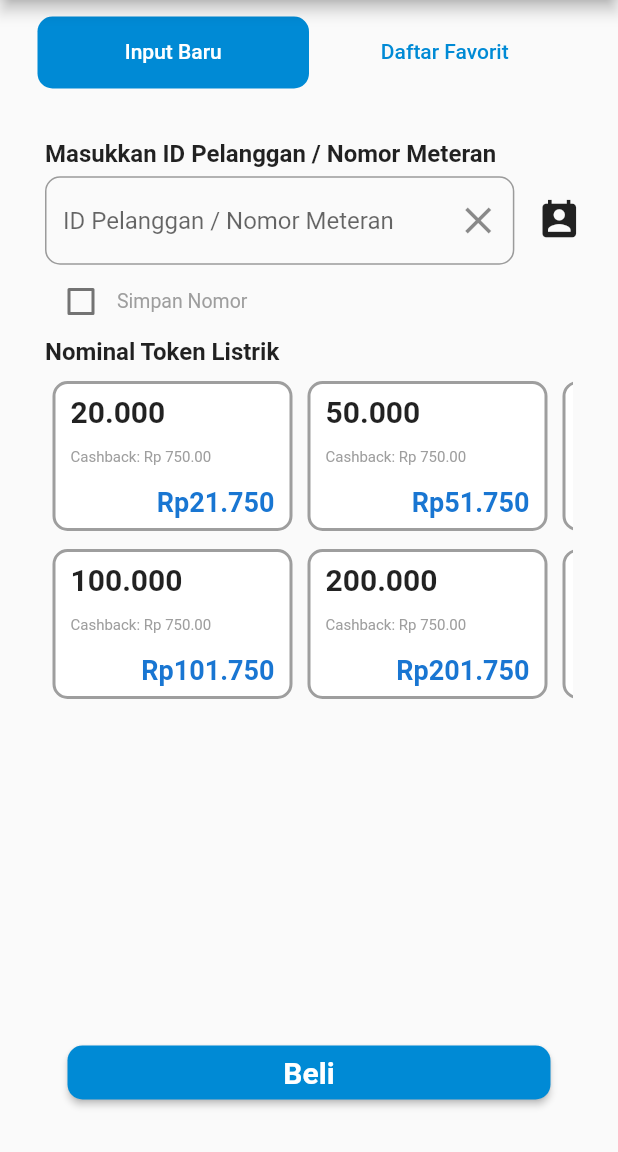
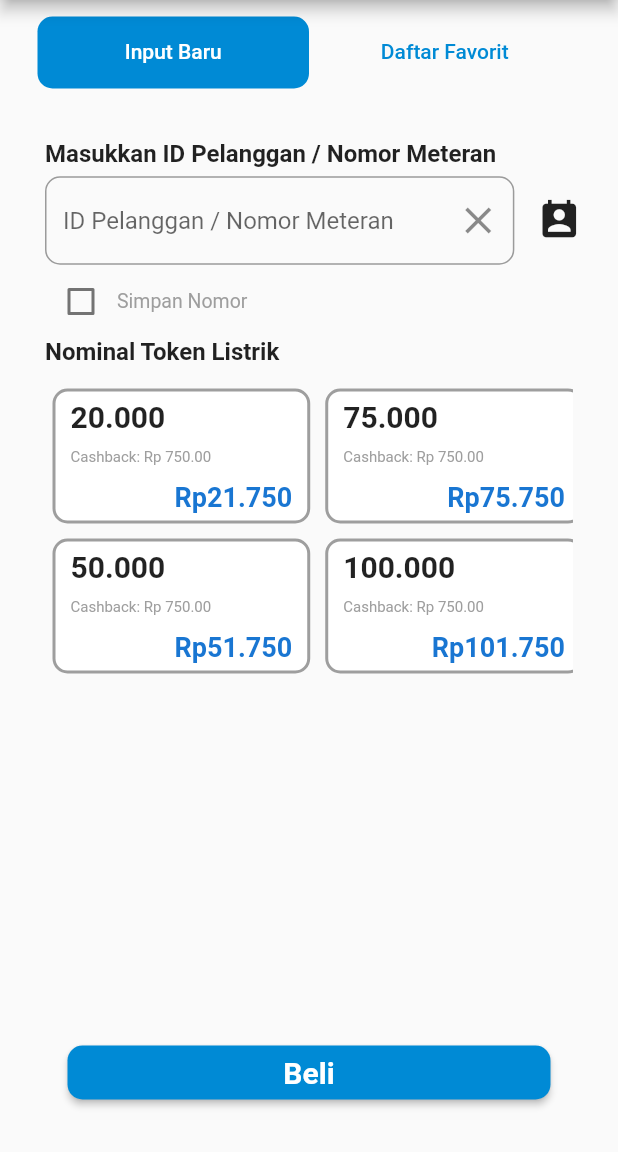
Before and after one commit to idhamramadito/robotbiru, a Flutter app: the TokenPage screen opened by its route, on a phone screen of 412 x 824 dp, the part 84-1236 px from its top. Run offline on Flutter 3.47's test engine with Material 2 defaults, Android fonts, the phone set to English and light mode, and no system bars; our stand-ins replace buttons_tabbar, pin_code_fields.

Commit message:
minor fix untuk nominal token listrik

```diff
--- a/homepage/lib/pages/dashboard_tabs/home/submenu/token_listrik/components/input_baru.dart
+++ b/homepage/lib/pages/dashboard_tabs/home/submenu/token_listrik/components/input_baru.dart
@@ -12,8 +12,18 @@ class InputBaru extends StatefulWidget {
 class _InputBaruState extends State<InputBaru> {
   bool rememberMe = false;
   String defvalue = "20.000";
-List boxAtas = [['20.000', 'Cashback: Rp 750.00', 'Rp21.750'], ['50.000', 'Cashback: Rp 750.00', 'Rp51.750'], ['75.000', 'Cashback: Rp 750.00', 'Rp75.750']];
-List boxBawah = [['100.000', 'Cashback: Rp 750.00', 'Rp101.750'], ['200.000', 'Cashback: Rp 750.00', 'Rp201.750'], ['500.000', 'Cashback: Rp 750.00', 'Rp501.750']];
+  List box = [
+    ['20.000', 'Cashback: Rp 750.00', 'Rp21.750'],
+    ['50.000', 'Cashback: Rp 750.00', 'Rp51.750'],
+    ['75.000', 'Cashback: Rp 750.00', 'Rp75.750'],
+    ['100.000', 'Cashback: Rp 750.00', 'Rp101.750'],
+    ['200.000', 'Cashback: Rp 750.00', 'Rp201.750'],
+    ['500.000', 'Cashback: Rp 750.00', 'Rp501.750'],
+    ['1.000.000', 'Cashback: Rp 750.00', 'Rp1.001.750'],
+    ['5.000.000', 'Cashback: Rp 750.00', 'Rp5.001.750'],
+    ['10.000.000', 'Cashback: Rp 750.00', 'Rp10.001.750'],
+    ['50.000.000', 'Cashback: Rp 750.00', 'Rp50.001.750'],
+  ];
 
   void _onRememberMeChanged(bool newValue) => setState(() {
         rememberMe = newValue;
@@ -88,51 +98,55 @@
               )
             ],
           ),
-
           Container(
+            height: 200,
             margin: EdgeInsets.symmetric(vertical: 10),
-      height: 100,
-      child: ListView.builder(
+            child: GridView.builder(
+              shrinkWrap: true,
               scrollDirection: Axis.horizontal,
-        itemCount: (3),
+              itemCount: box.length,
+              gridDelegate: SliverGridDelegateWithFixedCrossAxisCount(
+                  crossAxisCount: 2, childAspectRatio: 0.55),
               itemBuilder: (context, index) {
                 return InkWell(
                   onTap: () {},
                   child: Container(
-              padding: EdgeInsets.symmetric(horizontal:10),
-              margin: EdgeInsets.symmetric(horizontal: 5),
-              width: 160,
+                    width: 500,
+                    margin: EdgeInsets.all(5),
+                    padding: EdgeInsets.symmetric(horizontal: 10),
                     decoration: BoxDecoration(
                         color: Colors.white,
                         border: Border.all(color: Colors.grey, width: 2),
-                  borderRadius: BorderRadius.all(
-                    Radius.circular(10.0))),
+                        borderRadius: BorderRadius.all(Radius.circular(10.0))),
                     child: Column(
                       mainAxisAlignment: MainAxisAlignment.spaceAround,
                       children: [
                         Align(
                           alignment: Alignment.centerLeft,
                           child: Text(
-
-                      boxAtas[index][0],
-                      style: TextStyle(fontSize: 20, fontWeight: FontWeight.bold),
-                      textAlign: TextAlign.left,
+                            box[index][0],
+                            style: TextStyle(
+                                fontSize: 20, fontWeight: FontWeight.bold),
                           ),
                         ),
                         Align(
                           alignment: Alignment.centerLeft,
                           child: Text(
-                        boxAtas[index][1],
-                        style: TextStyle(fontSize: 10, fontWeight: FontWeight.normal, color: Colors.grey),
-                        textAlign: TextAlign.left,
+                            box[index][1],
+                            style: TextStyle(
+                                fontSize: 10,
+                                fontWeight: FontWeight.normal,
+                                color: Colors.grey),
                           ),
                         ),
                         Align(
-                    alignment: Alignment.bottomRight,
+                          alignment: Alignment.centerRight,
                           child: Text(
-                        boxAtas[index][2],
-                        style: TextStyle(fontSize: 18, fontWeight: FontWeight.bold, color: Colors.blue[700]),
-                        textAlign: TextAlign.right,
+                            box[index][2],
+                            style: TextStyle(
+                                fontSize: 18,
+                                fontWeight: FontWeight.bold,
+                                color: Colors.blue[700]),
                           ),
                         ),
                       ],
@@ -142,96 +156,6 @@
               },
             ),
           ),
-
-      Container(
-      margin: EdgeInsets.symmetric(vertical: 2),
-      height: 100,
-      child: ListView.builder(
-        scrollDirection: Axis.horizontal,
-        itemCount: (3),
-        itemBuilder: (context, index) {
-          return InkWell(
-            onTap: () {},
-            child: Container(
-              padding: EdgeInsets.symmetric(horizontal:10),
-              margin: EdgeInsets.symmetric(horizontal: 5),
-              width: 160,
-              decoration: BoxDecoration(
-                  color: Colors.white,
-                  border: Border.all(color: Colors.grey, width: 2),
-                  borderRadius: BorderRadius.all(
-                    Radius.circular(10.0))),
-              child: Column(
-                mainAxisAlignment: MainAxisAlignment.spaceAround,
-                children: [
-                  Align(
-                    alignment: Alignment.centerLeft,
-                      child: Text(
-
-                      boxBawah[index][0],
-                      style: TextStyle(fontSize: 20, fontWeight: FontWeight.bold),
-                      textAlign: TextAlign.left,
-                    ),
-                  ),
-                  Align(
-                    alignment: Alignment.centerLeft,
-                      child: Text(
-                        boxBawah[index][1],
-                        style: TextStyle(fontSize: 10, fontWeight: FontWeight.normal, color: Colors.grey),
-                        textAlign: TextAlign.left,
-                    ),
-                  ),
-                  Align(
-                    alignment: Alignment.bottomRight,
-                      child: Text(
-                        boxBawah[index][2],
-                        style: TextStyle(fontSize: 18, fontWeight: FontWeight.bold, color: Colors.blue[700]),
-                        textAlign: TextAlign.right,
-                    ),
-                  ),
-                ],
-              ),
-            ),
-          );
-        },
-      ),
-      ),
-
-         // Row(
-           // children: [
-             // DropdownButton<String>(
-               // value: defvalue,
-               // icon: Icon(Icons.arrow_downward),
-               // iconSize: 24,
-               // elevation: 16,
-               // style: TextStyle(color: Colors.deepPurple),
-               // underline: Container(
-                //  height: 2,
-                //  color: Colors.deepPurpleAccent,
-               // ),
-               // onChanged: (String newValue) {
-                  //setState(() {
-                    //defvalue = newValue;
-                  //});
-                //},
-                //items: <String>[
-                  //'20.000',
-                  //'50.000',
-                  //'100.000',
-                  //'200.000',
-                 // '500.000'
-                //].map<DropdownMenuItem<String>>((String value) {
-                 // return DropdownMenuItem<String>(
-                  //  value: value,
-                  //  child: Text(value),
-                //  );
-              //  }).toList(),
-            //  )
-          //  ],
-        //  ),
-          Row(
-            children: [],
-          )
         ],
       ),
     );
```
Lines whose indentation alone changed are shown as unchanged.
